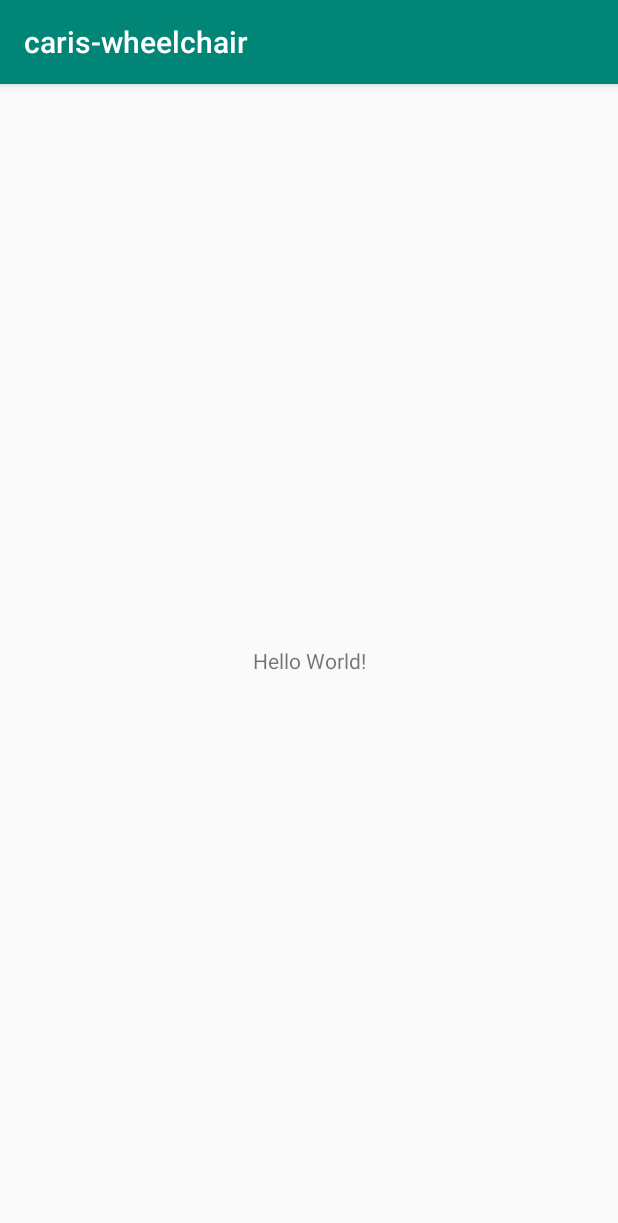
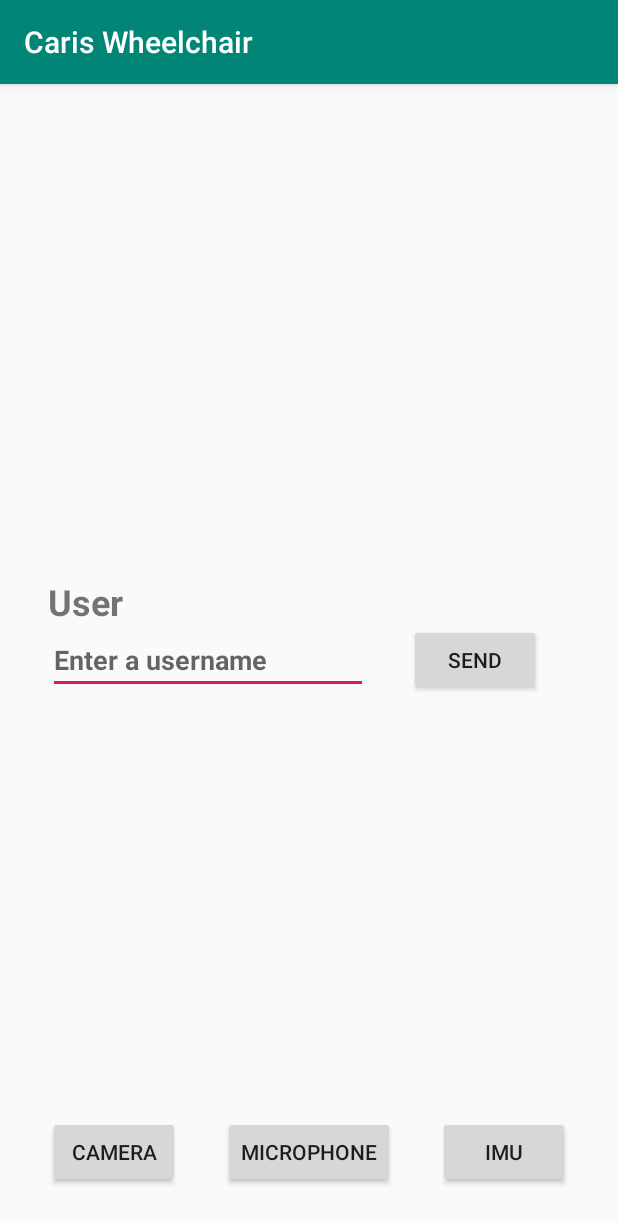
Before and after one commit to AustinKhorram/CARIS-WHEELCHAIR, an Android app: the screen it shows after launch (MainActivity), on a phone screen of 412 x 824 dp. Shown: the top 1223 px of the screen. Run offline under Robolectric (Android 15) with nearby library versions, the phone set to English and light mode, and no system bars.

Commit message:
Rudimentary app  commit with two activities

```diff
--- a/android/app/src/main/res/layout/activity_main.xml
+++ b/android/app/src/main/res/layout/activity_main.xml
@@ -1,19 +1,86 @@
 <?xml version="1.0" encoding="utf-8"?>
-<android.support.constraint.ConstraintLayout
-    xmlns:android="http://schemas.android.com/apk/res/android"
+<android.support.constraint.ConstraintLayout xmlns:android="http://schemas.android.com/apk/res/android"
+    xmlns:app="http://schemas.android.com/apk/res-auto"
     xmlns:tools="http://schemas.android.com/tools"
-    xmlns:app="http://schemas.android.com/apk/res-auto"
     android:layout_width="match_parent"
     android:layout_height="match_parent"
     tools:context=".MainActivity">
 
-    <TextView
+    <EditText
+        android:id="@+id/editText"
         android:layout_width="wrap_content"
         android:layout_height="wrap_content"
-        android:text="Hello World!"
+        android:layout_marginStart="32dp"
+        android:layout_marginLeft="32dp"
+        android:layout_marginTop="8dp"
+        android:layout_marginBottom="8dp"
+        android:ems="10"
+        android:hint="@string/user_edit_message_hint"
+        android:inputType="textPersonName"
+        android:textStyle="bold"
         app:layout_constraintBottom_toBottomOf="parent"
-        app:layout_constraintLeft_toLeftOf="parent"
-        app:layout_constraintRight_toRightOf="parent"
+        app:layout_constraintStart_toStartOf="parent"
+        app:layout_constraintTop_toTopOf="parent" />
+
+    <Button
+        android:id="@+id/button"
+        android:layout_width="wrap_content"
+        android:layout_height="wrap_content"
+        android:layout_marginStart="32dp"
+        android:layout_marginLeft="32dp"
+        android:text="@string/camera_button_text"
+        app:layout_constraintBaseline_toBaselineOf="@+id/button2"
+        app:layout_constraintStart_toStartOf="parent" />
+
+    <Button
+        android:id="@+id/button2"
+        android:layout_width="wrap_content"
+        android:layout_height="wrap_content"
+        android:layout_marginStart="8dp"
+        android:layout_marginLeft="8dp"
+        android:layout_marginEnd="8dp"
+        android:layout_marginRight="8dp"
+        android:text="@string/microphone_button_tex"
+        app:layout_constraintBaseline_toBaselineOf="@+id/button3"
+        app:layout_constraintEnd_toStartOf="@+id/button3"
+        app:layout_constraintStart_toEndOf="@+id/button" />
+
+    <Button
+        android:id="@+id/button3"
+        android:layout_width="wrap_content"
+        android:layout_height="wrap_content"
+        android:layout_marginEnd="32dp"
+        android:layout_marginRight="32dp"
+        android:layout_marginBottom="32dp"
+        android:text="@string/imu_button_text"
+        app:layout_constraintBottom_toBottomOf="parent"
+        app:layout_constraintEnd_toEndOf="parent" />
+
+    <TextView
+        android:id="@+id/textView"
+        android:layout_width="wrap_content"
+        android:layout_height="wrap_content"
+        android:text="@string/user_edit_message"
+        android:textSize="24sp"
+        android:textStyle="bold"
+        app:layout_constraintBottom_toTopOf="@+id/editText"
+        app:layout_constraintStart_toStartOf="@+id/editText" />
+
+    <Button
+        android:id="@+id/button5"
+        android:layout_width="wrap_content"
+        android:layout_height="wrap_content"
+        android:layout_marginStart="8dp"
+        android:layout_marginLeft="8dp"
+        android:layout_marginTop="8dp"
+        android:layout_marginEnd="32dp"
+        android:layout_marginRight="32dp"
+        android:layout_marginBottom="8dp"
+        android:onClick="sendUser"
+        android:text="@string/send_button_text"
+        app:layout_constraintBottom_toBottomOf="parent"
+        app:layout_constraintEnd_toEndOf="parent"
+        app:layout_constraintStart_toEndOf="@+id/editText"
         app:layout_constraintTop_toTopOf="parent" />
 
 </android.support.constraint.ConstraintLayout>
--- a/android/app/src/main/res/values/strings.xml
+++ b/android/app/src/main/res/values/strings.xml
@@ -1,3 +1,10 @@
 <resources>
-    <string name="app_name">caris-wheelchair</string>
+    <string name="app_name">Caris Wheelchair</string>
+    <string name="user_edit_message">User</string>
+    <string name="microphone_button_tex">Microphone</string>
+    <string name="camera_button_text">Camera</string>
+    <string name="imu_button_text">IMU</string>
+    <string name="user_edit_message_hint">Enter a username</string>
+    <string name="send_button_text">Send</string>
+    <string name="default_message">Hello world!</string>
 </resources>
```
Also changed, not shown: android/app/src/main/AndroidManifest.xml (+6 -3 lines), android/app/src/main/java/com/example/caris_wheelchair/DisplayMessageActivity.java (added, +22 -0 lines), android/app/src/main/java/com/example/caris_wheelchair/MainActivity.java (+13 -0 lines), android/app/src/main/res/layout/activity_display_message.xml (added, +26 -0 lines).
